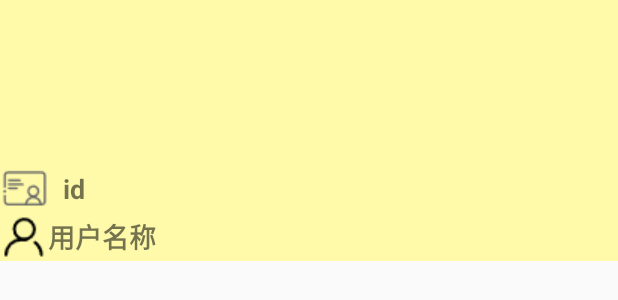
After one commit to nichaoda/IM, an Android app: the layout nav_header.xml on its own in the app's theme, with its tools: preview values and no code run, on a phone screen of 412 x 824 dp. The commit adds this screen. Shown: the top 300 px of the screen. Run offline under Robolectric (Android 15) with nearby library versions, the phone set to English and light mode, and no system bars.

Commit message:
通过侧滑菜单实现了登出操作

```diff
--- a/app/src/main/java/com/example/im/activity/ConversationActivity.java
+++ b/app/src/main/java/com/example/im/activity/ConversationActivity.java
@@ -18,6 +18,7 @@ public class ConversationActivity extends AppCompatActivity {
     protected void onCreate(Bundle savedInstanceState) {
         super.onCreate(savedInstanceState);
         setContentView(R.layout.activity_conversation);
+        getSupportActionBar().setTitle(getIntent().getData().getQueryParameter("title"));
         String conversationType = getIntent().getData().getLastPathSegment().toLowerCase(Locale.US);
         String targetId = getIntent().getData().getQueryParameter("targetId");
         FragmentManager fragmentManage = getSupportFragmentManager();
--- a/app/src/main/java/com/example/im/info/ConstValues.java
+++ b/app/src/main/java/com/example/im/info/ConstValues.java
@@ -4,6 +4,11 @@ package com.example.im.info;
  * Description:存储所有的KEY以及一些常量
  */
 public class ConstValues {
+    /**
+     * AppKey和Secret
+     */
+    public static final String App_Key = "pvxdm17jpop7r";
+    public static final String App_Secret = "LnwaRoo3Jr9vMx";
     /**
      * 注册相关
      */
--- a/app/src/main/java/com/example/im/util/HttpUtil.java
+++ b/app/src/main/java/com/example/im/util/HttpUtil.java
@@ -8,6 +8,9 @@ import java.util.Random;
 
 import retrofit2.Retrofit;
 import retrofit2.converter.gson.GsonConverterFactory;
+
+import static com.example.im.info.ConstValues.App_Key;
+import static com.example.im.info.ConstValues.App_Secret;
 
 public class HttpUtil {
     private static String getSHA1(String request) {
@@ -31,8 +34,6 @@ public class HttpUtil {
     }
 
     public static Map<String, String> getHeaders() {
-        String App_Key = "vnroth0kvbimo";
-        String App_Secret = "TlDOoNDdng2xqK";
         Random random = new Random();
         String Nonce = random.nextInt(10000) + "";
         String Timestamp = System.currentTimeMillis() + "";
--- /dev/null
+++ b/app/src/main/res/layout/nav_header.xml
@@ -0,0 +1,35 @@
+<?xml version="1.0" encoding="utf-8"?>
+<LinearLayout xmlns:android="http://schemas.android.com/apk/res/android"
+    android:layout_width="match_parent"
+    android:layout_height="wrap_content"
+    android:background="#fffaaa"
+    android:orientation="vertical">
+
+    <ImageView
+        android:id="@+id/user_portrait_image"
+        android:layout_width="90dp"
+        android:layout_height="90dp"
+        android:layout_gravity="center"
+        android:layout_margin="10dp" />
+
+    <TextView
+        android:id="@+id/user_id"
+        android:layout_width="match_parent"
+        android:layout_height="wrap_content"
+        android:drawableStart="@drawable/id"
+        android:drawablePadding="10dp"
+        android:gravity="center_vertical"
+        android:text="@string/search_id"
+        android:textSize="18sp"
+        android:textStyle="bold" />
+
+    <TextView
+        android:id="@+id/user_name"
+        android:layout_width="match_parent"
+        android:layout_height="wrap_content"
+        android:drawableStart="@drawable/user_name"
+        android:gravity="center_vertical"
+        android:text="@string/name"
+        android:textSize="18sp"
+        android:textStyle="bold" />
+</LinearLayout>
--- a/app/src/main/res/values/strings.xml
+++ b/app/src/main/res/values/strings.xml
@@ -14,4 +14,6 @@
     <string name="group_name">群名</string>
     <string name="join_group">加入群组</string>
     <string name="search_id">id</string>
+    <string name="about">关于</string>
+    <string name="logout">退出</string>
 </resources>
```
Also changed, not shown: app/src/main/java/com/example/im/activity/MainActivity.java (+44 -1 lines), app/src/main/res/layout/activity_main.xml (+16 -3 lines), app/src/main/res/menu/nav_menu.xml (added, +11 -0 lines), app/src/main/res/drawable/about.png (added), app/src/main/res/drawable/id.png (added), app/src/main/res/drawable/logout.png (added), app/src/main/res/drawable/user_name.png (added), 756 other files.
